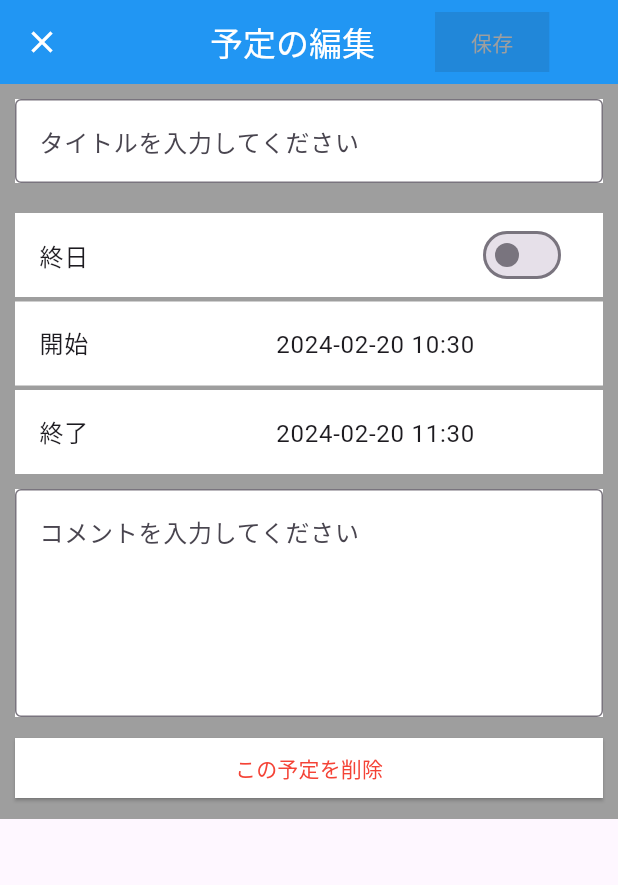
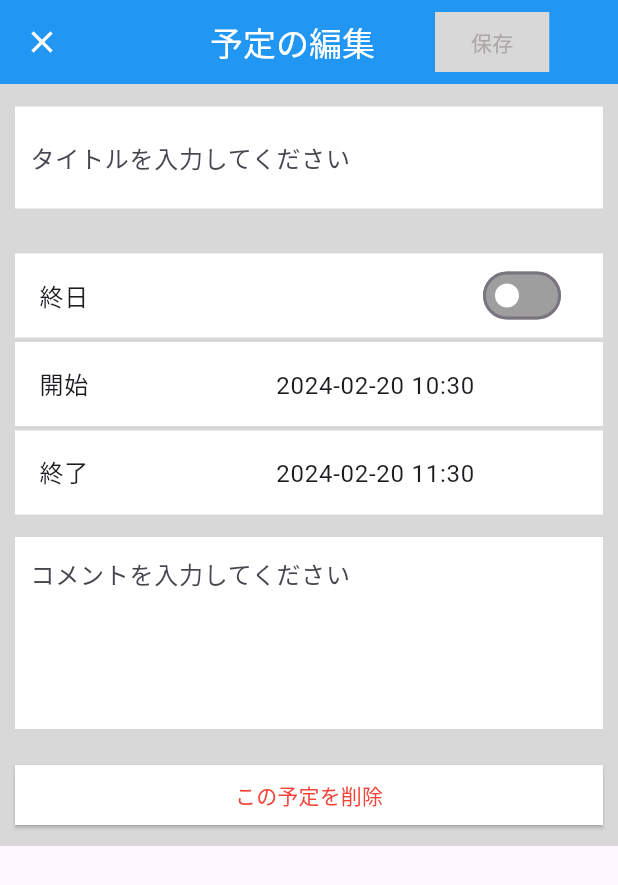
Before and after one commit to kaka0913/calender_application, a Flutter app: the ScheduleEditForm screen opened directly, on a phone screen of 412 x 824 dp. Shown: the top 885 px of the screen. Run offline on Flutter 3.47's test engine with Material 3 defaults, Android fonts, the phone set to English and light mode, and no system bars; our stand-ins replace drift, flutter_datetime_picker_plus, flutter_hooks, flutter_riverpod; missing offline and left inert: flutter_cupertino_date_picker_fork; accounts and stored records are empty; generated files the repository leaves out were written again.

Commit message:
予定の編集画面完了

```diff
--- a/lib/view/schedule_edit_view.dart
+++ b/lib/view/schedule_edit_view.dart
@@ -18,8 +18,6 @@ class ScheduleEditForm extends ConsumerStatefulWidget {
 }
 
 class ScheduleFormState extends ConsumerState<ScheduleEditForm> {
-  final _titleController = TextEditingController();
-  final _contentController = TextEditingController();
   bool _allDay = false;
   DateTime startDate = DateTime.now();
   DateTime endDate = DateTime.now().add(const Duration(hours: 1));
@@ -27,8 +25,7 @@ class ScheduleFormState extends ConsumerState<ScheduleEditForm> {
   @override
   Widget build(BuildContext context) {
     final bottonState = ref.watch(buttonStateProvider);
-    ref.watch(buttonStateProvider.notifier)
-        .updateButtonState(_titleController, _contentController);
+    final bottonStateNotifier = ref.watch(buttonStateProvider.notifier);
 
     return Scaffold(
       appBar: AppBar(
@@ -36,9 +33,14 @@ class ScheduleFormState extends ConsumerState<ScheduleEditForm> {
         backgroundColor: Colors.blue,
         title: Row(
           children: [
-            const Icon(
+            GestureDetector(
+              onTap: () {
+                Navigator.pop(context);
+              },
+              child: const Icon(
                 Icons.clear,
                 color: Colors.white,
+              ),
             ),
             const Padding(
               padding: EdgeInsets.only(left: 100, right: 40),
@@ -53,16 +55,22 @@ class ScheduleFormState extends ConsumerState<ScheduleEditForm> {
               onPressed: (bottonState == true)
                   ? () {
                       Navigator.pop(context);
+                      //データベースに保存する処理を書く
                     }
                   : null,
-              style: ElevatedButton.styleFrom(
-                backgroundColor: Colors.white,
-                shape: const RoundedRectangleBorder(),
+              style: ButtonStyle(
+                      backgroundColor: MaterialStateProperty.
+                        all<Color>(const Color.fromARGB(255, 216, 216, 216)),
+                      shape: MaterialStateProperty.all<RoundedRectangleBorder>(
+                        const RoundedRectangleBorder(),
+                      ),
                     ),
               child: Text(
                 '保存',
                 style: TextStyle(
-                  color: (bottonState == true) ? Colors.black : Colors.grey,
+                  color: (bottonState == true)
+                    ? Colors.black
+                    : const Color.fromARGB(255, 174, 167, 167),
                 ),
               ),
             ),
@@ -70,32 +78,43 @@ class ScheduleFormState extends ConsumerState<ScheduleEditForm> {
         ),
       ),
       body: ColoredBox(
-        color: Colors.grey,
+        color: const Color.fromARGB(255, 216, 216, 216),
         child: Padding(
           padding: const EdgeInsets.all(10),
           child: SingleChildScrollView(
             child: Column(
               children: <Widget>[
-                GestureDetector(
+                Padding(
+                  padding: const EdgeInsets.only(top: 5),
+                  child: Container(
+                    padding : const EdgeInsets.all(10),
+                    color: Colors.white,
+                    child: GestureDetector(
                       onTap: () {
-                    FocusScope.of(context).unfocus();
+                        primaryFocus?.unfocus();
                       },
-                  child: ColoredBox(
-                    color: Colors.white,
+                      child: Theme(
+                        data: Theme.of(context).copyWith(
+                          hintColor: const Color.fromARGB(255, 227, 227, 227),
+                        ),
                         child: TextField(
-                      controller: _titleController,
+                          controller: bottonStateNotifier.titleController,
                           decoration: const InputDecoration(
                             hintText: 'タイトルを入力してください',
                             labelStyle: TextStyle(
-                          color: Colors.grey,
+                              color: Color.fromARGB(255, 237, 235, 235),
                             ),
-                        border: OutlineInputBorder(),
+                            border: InputBorder.none,
+                          ),
+                          onSubmitted: (_)
+                            => bottonStateNotifier.updateState(),
+                        ),
                       ),
                     ),
                   ),
                 ),
                 Padding(
-                  padding: const EdgeInsets.only(top: 20),
+                  padding: const EdgeInsets.only(top: 30),
                   child: ColoredBox(
                     color: Colors.white,
                     child: SwitchListTile(
@@ -106,6 +125,9 @@ class ScheduleFormState extends ConsumerState<ScheduleEditForm> {
                           _allDay = value;
                         });
                       },
+                      activeColor: Colors.blue,
+                      inactiveThumbColor: Colors.white,
+                      inactiveTrackColor: Colors.grey,
                     ),
                   ),
                 ),
@@ -219,22 +241,38 @@ class ScheduleFormState extends ConsumerState<ScheduleEditForm> {
                 ),
                 GestureDetector(
                   onTap: () {
-                    FocusScope.of(context).unfocus();
+                    primaryFocus?.unfocus();
                   },
                   child: Padding(
-                    padding: const EdgeInsets.only(top: 10),
-                    child: ColoredBox(
+                    padding: const EdgeInsets.only(top: 15, bottom: 10),
+                    child: Container(
                       color: Colors.white,
+                      padding: const EdgeInsets.only(
+                        bottom: 80, left: 10, right: 10,),
+                      child: GestureDetector(
+                        onTap: () {
+                          primaryFocus?.unfocus();
+                        },
+                        child: Theme(
+                          data: Theme.of(context).copyWith(
+                            hintColor:
+                              const Color.fromARGB(255, 237, 235, 235),
+                          ),
                           child: TextField(
-                        controller: _contentController,
+                            controller: bottonStateNotifier.contentController,
                             decoration: const InputDecoration(
                               hintText: 'コメントを入力してください',
+                              border : InputBorder.none,
                               labelStyle: TextStyle(
                                 color: Colors.grey,
                               ),
-                          border: OutlineInputBorder(),
                             ),
-                        maxLines: 5,
+                            maxLines: null,
+                            onSubmitted: (_)
+                              => bottonStateNotifier.updateState(),
+                            textInputAction: TextInputAction.done,
+                          ),
+                        ),
                       ),
                     ),
                   ),
```
Lines whose indentation alone changed are shown as unchanged.
